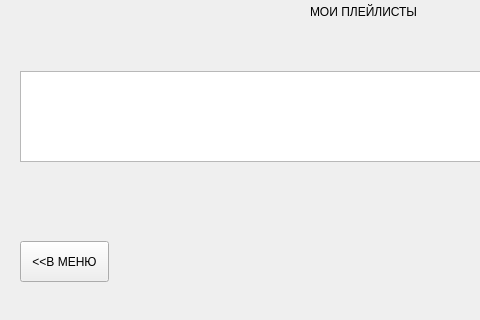
Old version of the form Coursework_DB/testFrontend/Views/playlistview.ui in the repository Juliasunn/BMSTU; both pictures show x 0 to 480 and y 99 to 419 of the 740 by 419 pixel window.
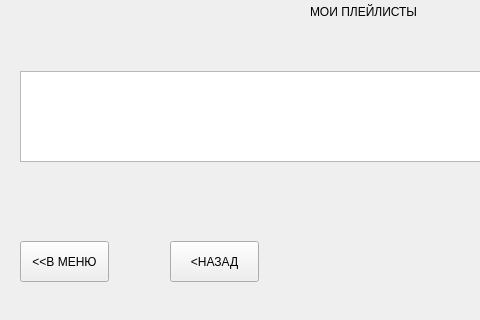
New version of the form.

Patch:
```diff
--- a/Coursework_DB/testFrontend/Views/playlistview.ui
+++ b/Coursework_DB/testFrontend/Views/playlistview.ui
@@ -49,6 +49,19 @@
     <string>&lt;&lt;В МЕНЮ</string>
    </property>
   </widget>
+  <widget class="QPushButton" name="btnMenu_2">
+   <property name="geometry">
+    <rect>
+     <x>170</x>
+     <y>340</y>
+     <width>89</width>
+     <height>41</height>
+    </rect>
+   </property>
+   <property name="text">
+    <string>&lt;НАЗАД</string>
+   </property>
+  </widget>
  </widget>
  <resources/>
  <connections/>
```
